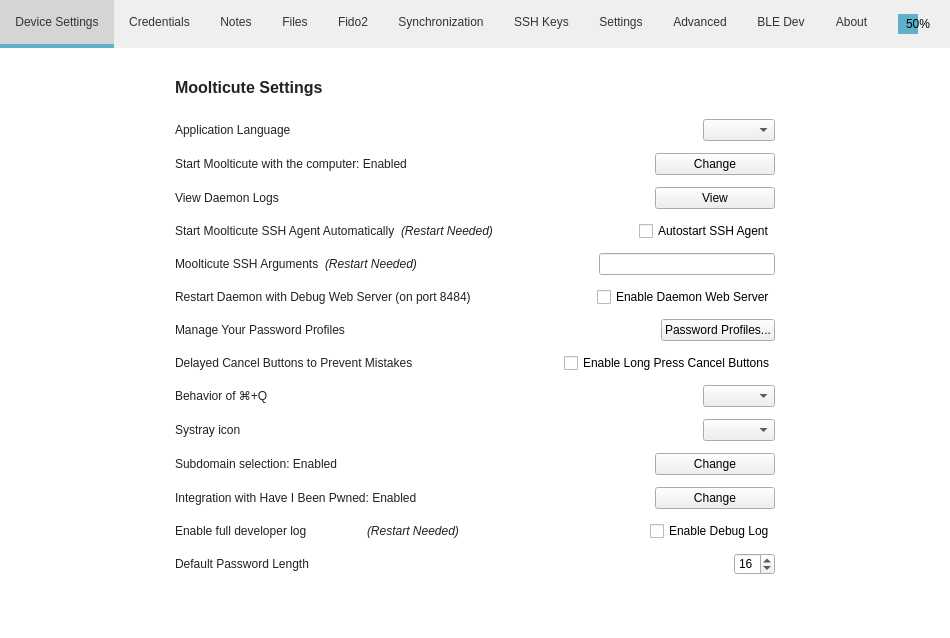
Old version of the form src/MainWindow.ui in the repository mooltipass/moolticute.
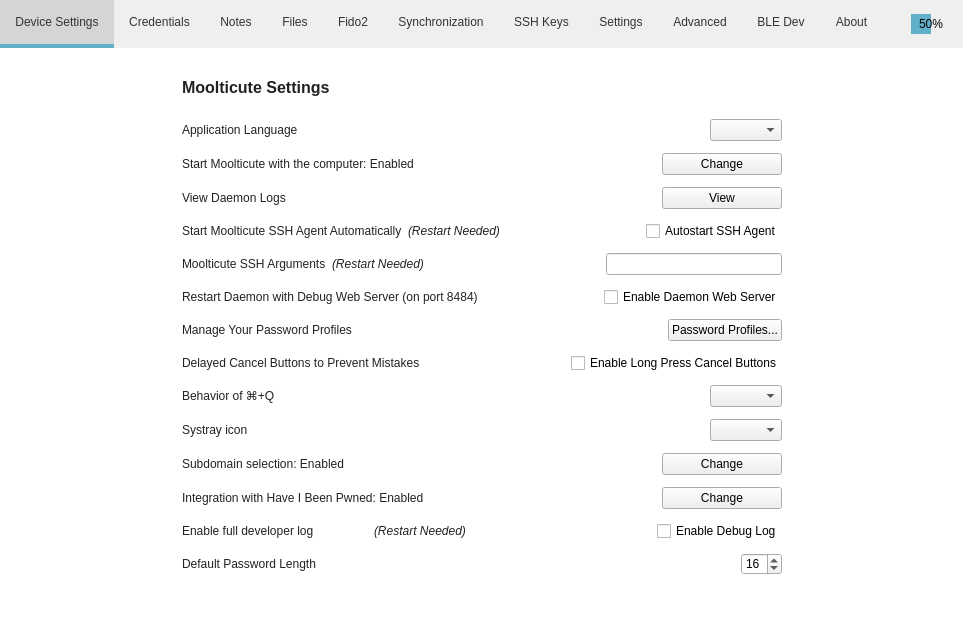
New version of the form. Icons and pictures are not drawn. Custom widgets are drawn as their Qt base class.

Commit message: [BLE] Display charging status

What changed in the file:
```diff
--- a/src/MainWindow.ui
+++ b/src/MainWindow.ui
@@ -279,6 +279,13 @@
          <property name="rightMargin">
           <number>5</number>
          </property>
+         <item>
+          <widget class="QLabel" name="label_charging">
+           <property name="text">
+            <string/>
+           </property>
+          </widget>
+         </item>
          <item>
           <widget class="QProgressBar" name="pbBleBattery">
            <property name="sizePolicy">
```
Left out of the diff: 1 changed line with no effect on the pictures. The commit also changes 9 other files.
